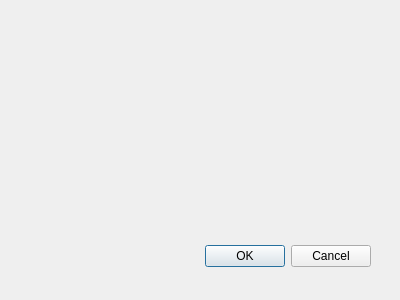
First picture: the form in get_boundary_and_area_dialog_base.ui, repository muditl/QGIS-get-boundary-and-area, before the edit.
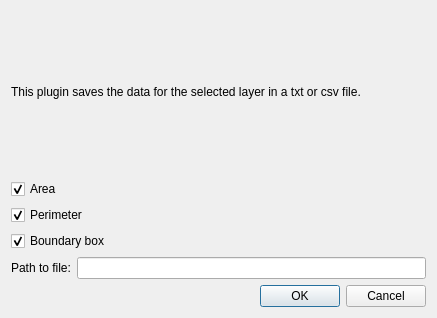
Second picture: the form after the edit.

```diff
--- a/get_boundary_and_area_dialog_base.ui
+++ b/get_boundary_and_area_dialog_base.ui
@@ -1,33 +1,84 @@
 <ui version="4.0" >
  <class>get_boundary_and_areaDialogBase</class>
- <widget class="QDialog" name="get_boundary_and_areaDialogBase" >
-  <property name="geometry" >
+ <widget class="QDialog" name="get_boundary_and_areaDialogBase">
+  <property name="geometry">
    <rect>
     <x>0</x>
     <y>0</y>
-    <width>400</width>
-    <height>300</height>
+    <width>437</width>
+    <height>318</height>
    </rect>
   </property>
   <property name="windowTitle" >
    <string>Get Boundary and Area</string>
   </property>
-  <widget class="QDialogButtonBox" name="button_box" >
-   <property name="geometry" >
-    <rect>
-     <x>30</x>
-     <y>240</y>
-     <width>341</width>
-     <height>32</height>
-    </rect>
-   </property>
-   <property name="orientation" >
-    <enum>Qt::Horizontal</enum>
-   </property>
-   <property name="standardButtons" >
-    <set>QDialogButtonBox::Cancel|QDialogButtonBox::Ok</set>
-   </property>
-  </widget>
+  <layout class="QGridLayout" name="gridLayout">
+   <item row="0" column="0">
+    <layout class="QVBoxLayout" name="verticalLayout">
+     <item>
+      <widget class="QLabel" name="label">
+       <property name="text">
+        <string>This plugin saves the data for the selected layer in a txt or csv file.</string>
+       </property>
+      </widget>
+     </item>
+     <item>
+      <widget class="QCheckBox" name="checkBoxArea">
+       <property name="text">
+        <string>Area</string>
+       </property>
+       <property name="checked">
+        <bool>true</bool>
+       </property>
+      </widget>
+     </item>
+     <item>
+      <widget class="QCheckBox" name="checkBoxPerimeter">
+       <property name="text">
+        <string>Perimeter</string>
+       </property>
+       <property name="checked">
+        <bool>true</bool>
+       </property>
+      </widget>
+     </item>
+     <item>
+      <widget class="QCheckBox" name="checkBoxBoundaryBox">
+       <property name="text">
+        <string>Boundary box</string>
+       </property>
+       <property name="checked">
+        <bool>true</bool>
+       </property>
+      </widget>
+     </item>
+     <item>
+      <layout class="QHBoxLayout" name="horizontalLayout">
+       <item>
+        <widget class="QLabel" name="label_2">
+         <property name="text">
+          <string>Path to file:</string>
+         </property>
+        </widget>
+       </item>
+       <item>
+        <widget class="QLineEdit" name="lineEdit"/>
+       </item>
+      </layout>
+     </item>
+     <item>
+      <widget class="QDialogButtonBox" name="button_box">
+       <property name="orientation">
+        <enum>Qt::Horizontal</enum>
+       </property>
+       <property name="standardButtons">
+        <set>QDialogButtonBox::Cancel|QDialogButtonBox::Ok</set>
+       </property>
+      </widget>
+     </item>
+    </layout>
+   </item>
+  </layout>
  </widget>
  <resources/>
  <connections>
```
Left out of the diff: 29 changed lines with no effect on the pictures.
